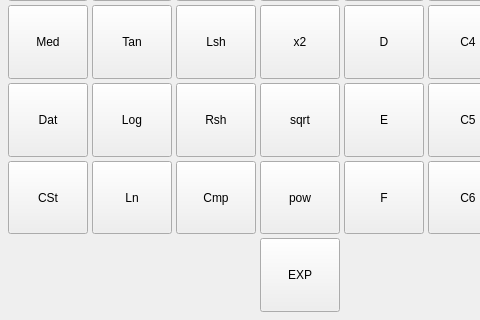
Above: kcalc.ui from KDE/kcalc before the change; both pictures show x 0 to 480 and y 448 to 768 of the 1346 by 768 pixel window. Below: the same form after it.
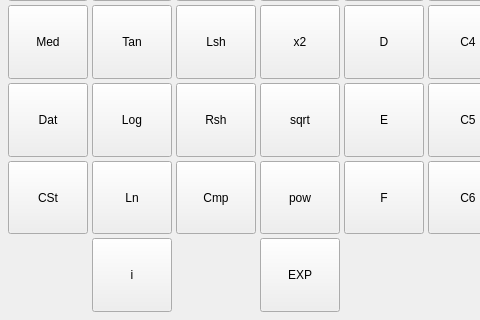
That is the form after the change. Custom widgets are drawn as their Qt base class.

Commit message:
Enable parsing for 'i', '∠' and add button to UI
 -Parse ∠ as an operator.
 -shif mode for i button is ∠.

What changed in the file:
```diff
--- a/kcalc.ui
+++ b/kcalc.ui
@@ -607,7 +607,7 @@
             </property>
            </widget>
           </item>
-          <item row="9" column="3">
+          <item row="8" column="3">
            <widget class="KCalcButton" name="pbEE">
             <property name="sizePolicy">
              <sizepolicy hsizetype="Expanding" vsizetype="Expanding">
@@ -1005,6 +1005,25 @@
             </property>
            </widget>
           </item>
+          <item row="8" column="1">
+           <widget class="KCalcButton" name="pbI">
+            <property name="sizePolicy">
+             <sizepolicy hsizetype="Expanding" vsizetype="Expanding">
+              <horstretch>0</horstretch>
+              <verstretch>0</verstretch>
+             </sizepolicy>
+            </property>
+            <property name="toolTip">
+             <string>Imaginary Unit</string>
+            </property>
+            <property name="text">
+             <string>i</string>
+            </property>
+            <property name="shortcut">
+             <string>i</string>
+            </property>
+           </widget>
+          </item>
           <item row="3" column="0">
            <widget class="KCalcButton" name="pbMed">
             <property name="sizePolicy">
```
The commit also changes 9 other files.
